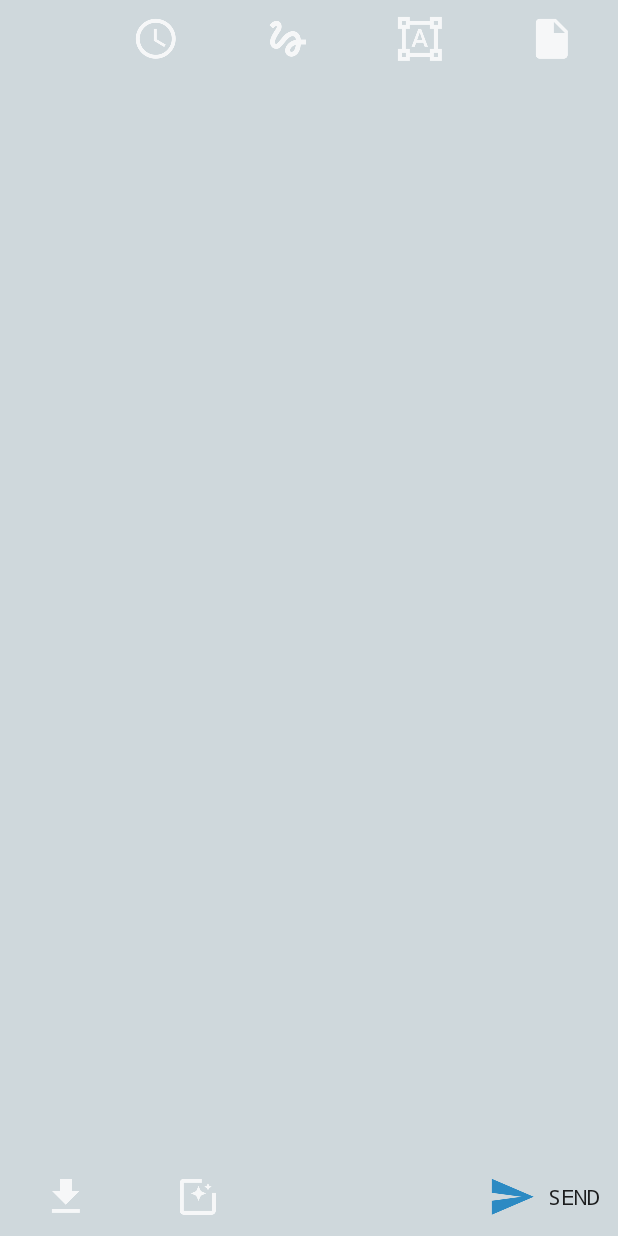
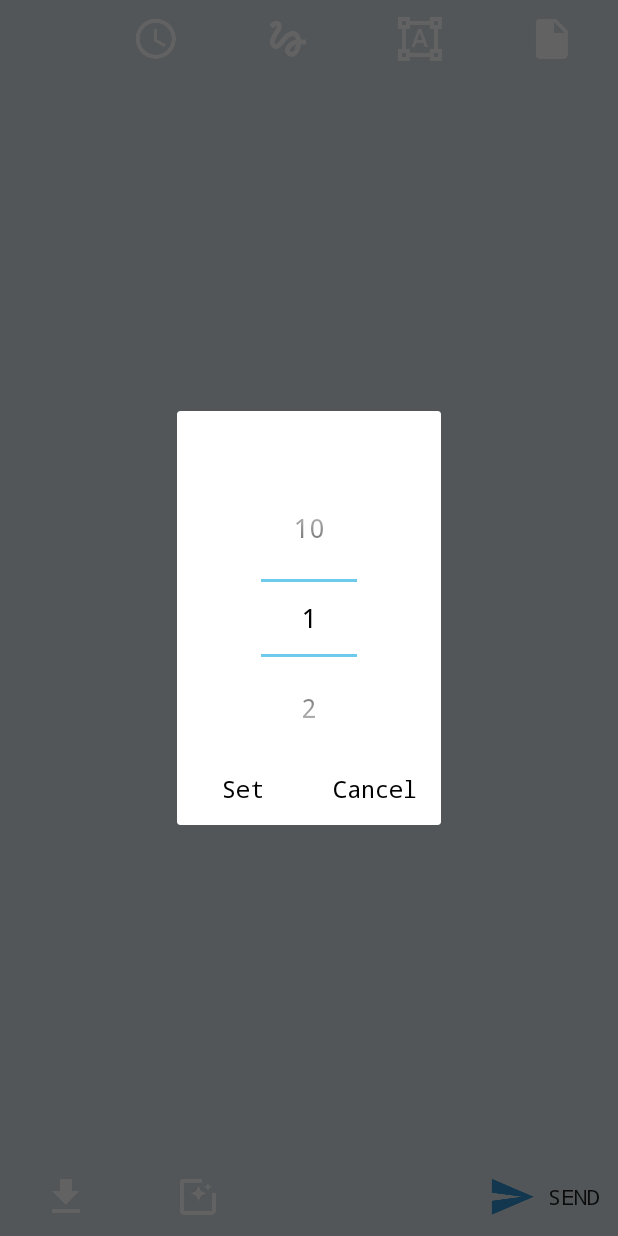
Before and after one commit to gkcsjk/WeSnap, an Android app: the EditPhotoActivity screen opened directly, with no data from a screen before it, after a tap on "Set timer", on a phone screen of 412 x 824 dp. Run offline under Robolectric (Android 15) with nearby library versions, the phone set to English and light mode, and no system bars.

Commit message:
ADD save to memo after photo editing; ADD set-timer picker (timer incomplete); RENAME helper methods

```diff
--- a/app/src/main/java/com/unimelb/gof/wesnap/camera/EditPhotoActivity.java
+++ b/app/src/main/java/com/unimelb/gof/wesnap/camera/EditPhotoActivity.java
@@ -1,11 +1,16 @@
 package com.unimelb.gof.wesnap.camera;
 
+import android.app.Dialog;
 import android.content.Intent;
+import android.net.Uri;
 import android.os.Bundle;
+import android.support.v4.content.FileProvider;
+import android.util.Log;
 import android.view.View;
 import android.widget.Button;
 import android.widget.ImageButton;
 import android.widget.ImageView;
+import android.widget.NumberPicker;
 import android.widget.Toast;
 
 import com.unimelb.gof.wesnap.BaseActivity;
@@ -13,8 +18,12 @@ import com.unimelb.gof.wesnap.R;
 import com.unimelb.gof.wesnap.chat.ChooseFriendActivity;
 
 import com.unimelb.gof.wesnap.util.AppParams;
+import com.unimelb.gof.wesnap.util.PhotoUploader;
+
+import java.io.File;
 
 public class EditPhotoActivity extends BaseActivity implements View.OnClickListener {
+
     private static final String TAG = "EditPhotoActivity";
     public static final String EXTRA_PHOTO_PATH = "photo_path";
 
@@ -26,6 +35,7 @@ public class EditPhotoActivity extends BaseActivity implements View.OnClickListe
     private ImageButton mButtonSaveMemory;
     private ImageButton mButtonSaveStory;
     private ImageButton mButtonSetTimer;
+    private Dialog mDialog;
     private ImageButton mButtonFreehand;
     private ImageButton mButtonText;
     private ImageButton mButtonEmoji;
@@ -51,6 +61,9 @@ public class EditPhotoActivity extends BaseActivity implements View.OnClickListe
 
         mButtonSetTimer = (ImageButton) findViewById(R.id.bt_set_timer);
         mButtonSetTimer.setOnClickListener(this);
+        mDialog = new Dialog(EditPhotoActivity.this);
+        mDialog.setTitle("Photo Timer");
+        mDialog.setContentView(R.layout.number_picker_dialog);
 
         mButtonSend = (Button) findViewById(R.id.bt_send);
         mButtonSend.setOnClickListener(this);
@@ -65,7 +78,7 @@ public class EditPhotoActivity extends BaseActivity implements View.OnClickListe
     @Override
     protected void onResume() {
         super.onResume();
-        EditPhoto.setPic(mCurrentPhotoPath, mImageView);
+        PhotoEditor.setPic(mCurrentPhotoPath, mImageView);
     }
 
     // ========================================================
@@ -75,7 +88,7 @@ public class EditPhotoActivity extends BaseActivity implements View.OnClickListe
         switch(v.getId()) {
             case R.id.bt_freehand:
                 Intent freehandIntent = new Intent(this, FreehandDrawActivity.class);
-                freehandIntent.putExtra(EditPhoto.PATH_RECEIVER, mCurrentPhotoPath);
+                freehandIntent.putExtra(PhotoEditor.PATH_RECEIVER, mCurrentPhotoPath);
                 startActivity(freehandIntent);
                 break;
             case R.id.bt_emoji:
@@ -84,16 +97,16 @@ public class EditPhotoActivity extends BaseActivity implements View.OnClickListe
                         R.string.action_draw_emoji,
                         Toast.LENGTH_SHORT).show();
 //                Intent emojiIntent = new Intent(this, EmojiDrawActivity.class);
-//                emojiIntent.putExtra(EditPhoto.PATH_RECEIVER, mCurrentPhotoPath);
+//                emojiIntent.putExtra(PhotoEditor.PATH_RECEIVER, mCurrentPhotoPath);
 //                startActivity(emojiIntent);
                 break;
             case R.id.bt_text:
                 Intent textIntent = new Intent(this, TextDrawActivity.class);
-                textIntent.putExtra(EditPhoto.PATH_RECEIVER, mCurrentPhotoPath);
+                textIntent.putExtra(PhotoEditor.PATH_RECEIVER, mCurrentPhotoPath);
                 startActivity(textIntent);
                 break;
             case R.id.bt_set_timer:
-                // TODO set timer alert dialog???
+                showNumberPicker();
                 break;
             case R.id.bt_send:
                 sendPhoto();
@@ -110,6 +123,44 @@ public class EditPhotoActivity extends BaseActivity implements View.OnClickListe
     }
 
     // ========================================================
+    /* Show the NumberPicker dialog for setting timer on photo */
+    private void showNumberPicker() {
+        Log.d(TAG, "showNumberPicker");
+
+        final NumberPicker numberPicker = (NumberPicker) mDialog.findViewById(R.id.number_picker);
+        numberPicker.setMinValue(AppParams.MIN_TTL);
+        numberPicker.setMaxValue(AppParams.MAX_TTL);
+        numberPicker.setWrapSelectorWheel(true);
+        numberPicker.setOnValueChangedListener(
+                new NumberPicker.OnValueChangeListener() {
+                    @Override
+                    public void onValueChange(NumberPicker picker, int oldVal, int newVal) {
+                        Log.d(TAG, "showNumberPicker:newValue=" + newVal);
+                    }
+                });
+
+        Button btConfirm = (Button) mDialog.findViewById(R.id.button_confirm_timer);
+        btConfirm.setOnClickListener(new View.OnClickListener() {
+            @Override
+            public void onClick(View v) {
+                mTimeToLive = numberPicker.getValue();
+                mDialog.dismiss();
+            }
+        });
+
+        Button btCancel = (Button) mDialog.findViewById(R.id.button_cancel_timer);
+        btCancel.setOnClickListener(new View.OnClickListener() {
+            @Override
+            public void onClick(View v) {
+                mDialog.dismiss();
+            }
+        });
+
+        mDialog.show();
+    }
+
+    // ========================================================
+    /* Send the photo to friends */
     private void sendPhoto() {
         Intent sendPhotoIntent = new Intent(this, ChooseFriendActivity.class);
         sendPhotoIntent.putExtra(ChooseFriendActivity.EXTRA_PHOTO_PATH, mCurrentPhotoPath);
@@ -119,14 +170,16 @@ public class EditPhotoActivity extends BaseActivity implements View.OnClickListe
     }
 
     // ========================================================
+    /* Save as current user's "memory" */
     private void saveMemory() {
-        // TODO saveMemory
-        Toast.makeText(EditPhotoActivity.this,
-                R.string.action_save_to_memory,
-                Toast.LENGTH_SHORT).show();
+        File photoFile = new File(mCurrentPhotoPath);
+        Uri photoUri = FileProvider.getUriForFile(EditPhotoActivity.this,
+                AppParams.FILEPROVIDER, photoFile);
+        PhotoUploader.uploadToMemories(photoUri, EditPhotoActivity.this);
     }
 
     // ========================================================
+    /* Share as current user's "story" */
     private void saveStory() {
         // TODO saveStory
         Toast.makeText(EditPhotoActivity.this,
--- a/app/src/main/java/com/unimelb/gof/wesnap/camera/EditPhoto.java
+++ b/app/src/main/java/com/unimelb/gof/wesnap/camera/PhotoEditor.java
@@ -13,8 +13,7 @@ import java.io.IOException;
  * Created by Karl on 3/10/2016.
  */
 
-public class EditPhoto {
-
+public class PhotoEditor {
     public static final String PATH_RECEIVER = "path_receiver";
 
     public static Bitmap setPic( String mCurrentPath ) {
--- a/app/src/main/java/com/unimelb/gof/wesnap/camera/TextDrawActivity.java
+++ b/app/src/main/java/com/unimelb/gof/wesnap/camera/TextDrawActivity.java
@@ -42,7 +42,7 @@ public class TextDrawActivity extends BaseActivity implements View.OnClickListen
         setContentView(R.layout.activity_draw_text);
 
         Intent intent = getIntent();
-        mCurrentPath = intent.getStringExtra(EditPhoto.PATH_RECEIVER);
+        mCurrentPath = intent.getStringExtra(PhotoEditor.PATH_RECEIVER);
         mImageview = (ImageView) findViewById(R.id.iv_show);
         mTextView = (TextView) findViewById(R.id.tv_tip);
         mEditText = (EditText) findViewById(R.id.et_text);
@@ -50,7 +50,7 @@ public class TextDrawActivity extends BaseActivity implements View.OnClickListen
         mButton1.setOnClickListener(this);
         mButton2 = (Button) findViewById(R.id.bt_set);
         mButton2.setOnClickListener(this);
-        mBitmap = EditPhoto.setPic(mCurrentPath, mImageview);
+        mBitmap = PhotoEditor.setPic(mCurrentPath, mImageview);
         mCanvas = new Canvas(mBitmap);
         y = mImageview.getY();
         x = mImageview.getX();
@@ -103,7 +103,7 @@ public class TextDrawActivity extends BaseActivity implements View.OnClickListen
 
         if (keyCode == KeyEvent.KEYCODE_BACK) {
             if (!isFinishing()) {
-                EditPhoto.savePic(mCurrentPath, mBitmap);
+                PhotoEditor.savePic(mCurrentPath, mBitmap);
                 finish();
             }
             return true;
--- a/app/src/main/java/com/unimelb/gof/wesnap/chat/StartChat.java
+++ b/app/src/main/java/com/unimelb/gof/wesnap/chat/ChatStarter.java
@@ -16,14 +16,14 @@ import com.unimelb.gof.wesnap.util.FirebaseUtil;
 import java.util.HashMap;
 
 /**
- * StartChat
+ * ChatStarter
  * This class contains methods for starting an existing chat or a new chat.
  *
  * COMP90018 Project, Semester 2, 2016
  * Copyright (C) The University of Melbourne
  */
-public class StartChat {
-    private static final String TAG = "StartChat";
+public class ChatStarter {
+    private static final String TAG = "ChatStarter";
     private static DatabaseReference refMyChatIds = FirebaseUtil.getCurrentChatsRef();
 
     // ======================================================
--- a/app/src/main/java/com/unimelb/gof/wesnap/chat/ChooseFriendActivity.java
+++ b/app/src/main/java/com/unimelb/gof/wesnap/chat/ChooseFriendActivity.java
@@ -19,8 +19,8 @@ import com.google.firebase.database.DatabaseReference;
 import com.google.firebase.database.ValueEventListener;
 import com.unimelb.gof.wesnap.BaseActivity;
 import com.unimelb.gof.wesnap.R;
+import com.unimelb.gof.wesnap.friend.FriendHandler;
 import com.unimelb.gof.wesnap.friend.FriendItemViewHolder;
-import com.unimelb.gof.wesnap.friend.FriendRequest;
 import com.unimelb.gof.wesnap.models.Chat;
 import com.unimelb.gof.wesnap.models.User;
 import com.unimelb.gof.wesnap.util.AppParams;
@@ -121,7 +121,7 @@ public class ChooseFriendActivity extends BaseActivity {
                                     Log.d(TAG, "getUser:onDataChange:" + dataSnapshot.getKey());
                                     if (!dataSnapshot.exists()) {
                                         Log.w(TAG, "refMyFriendIds:unexpected non-existing user id=" + newFriendId);
-                                        FriendRequest.removeFriendAfromB(
+                                        FriendHandler.removeFriendAfromB(
                                                 newFriendId, FirebaseUtil.getCurrentUserId());
                                         return;
                                     }
--- a/app/src/main/java/com/unimelb/gof/wesnap/chat/MessagesActivity.java
+++ b/app/src/main/java/com/unimelb/gof/wesnap/chat/MessagesActivity.java
@@ -104,7 +104,7 @@ public class MessagesActivity extends BaseActivity implements View.OnClickListen
         /* Firebase Storage */
         refChatStorage = FirebaseUtil.getChatsStorage().child(idChat);
 
-        /* Send out photo if passed */
+        /* Send out initial photo if passed */
         String photoPath = getIntent().getStringExtra(EXTRA_PHOTO_PATH);
         int timeToLive = getIntent().getIntExtra(EXTRA_TIME_TO_LIVE, AppParams.NO_TTL);
         if (photoPath != null && timeToLive > 0) {
@@ -286,7 +286,7 @@ public class MessagesActivity extends BaseActivity implements View.OnClickListen
     }
 
     // ======================================================
-    /** photoUploadAndSend()
+    /** photoUploadAndSend() TODO move this method to "PhotoUploader"
      * @params Uri fileUri
      *
      * Upload local photo to Firebase Storage, and then send photo message
--- a/app/src/main/java/com/unimelb/gof/wesnap/friend/FriendRequest.java
+++ b/app/src/main/java/com/unimelb/gof/wesnap/friend/FriendHandler.java
@@ -16,14 +16,14 @@ import com.unimelb.gof.wesnap.util.FirebaseUtil;
 import java.util.Map;
 
 /**
- * FriendRequest
+ * FriendHandler
  * This class contains methods for sending/accepting friend requests.
  *
  * COMP90018 Project, Semester 2, 2016
  * Copyright (C) The University of Melbourne
  */
-public class FriendRequest {
-    private static final String TAG = "FriendRequest";
+public class FriendHandler {
+    private static final String TAG = "FriendHandler";
     private static final String SENT = "Friend request sent";
     private static final String NOT_SENT = "Failed to send the request. Try again.";
     private static final String ACCEPTED = "Friend request accepted";
--- a/app/src/main/java/com/unimelb/gof/wesnap/friend/ViewFriendsActivity.java
+++ b/app/src/main/java/com/unimelb/gof/wesnap/friend/ViewFriendsActivity.java
@@ -110,7 +110,7 @@ public class ViewFriendsActivity extends BaseActivity {
                                     Log.d(TAG, "getUser:onDataChange:" + dataSnapshot.getKey());
                                     if (!dataSnapshot.exists()) {
                                         Log.w(TAG, "refMyFriendIds:unexpected non-existing user id=" + newFriendId);
-                                        FriendRequest.removeFriendAfromB(
+                                        FriendHandler.removeFriendAfromB(
                                                 newFriendId, FirebaseUtil.getCurrentUserId());
                                         return;
                                     }
--- a/app/src/main/java/com/unimelb/gof/wesnap/util/AppParams.java
+++ b/app/src/main/java/com/unimelb/gof/wesnap/util/AppParams.java
@@ -16,8 +16,12 @@ import java.util.Map;
 public class AppParams {
     private static final String TAG = "AppParams";
 
+    public static int NO_TTL = -1;
     public static int DEFAULT_TTL = 3;
-    public static int NO_TTL = -1;
+    public static int MIN_TTL = 1;
+    public static int MAX_TTL = 10;
+
+    public static String FILEPROVIDER = "com.unimelb.gof.wesnap.fileprovider";
 
     // ======================================================
     /* WeSnap Dev Team */
--- a/app/src/main/res/layout/acticity_edit_photo.xml
+++ b/app/src/main/res/layout/acticity_edit_photo.xml
@@ -15,6 +15,7 @@
     </ImageView>
 
     <LinearLayout
+        android:id="@+id/ui_group_buttons"
         android:layout_width="wrap_content"
         android:layout_height="wrap_content"
         android:orientation="horizontal"
@@ -25,20 +26,19 @@
             android:id="@+id/bt_set_timer"
             android:src="@drawable/ic_action_set_timer"
             android:contentDescription="@string/action_set_timer"
+            android:textColor="@color/colorWhite"
             android:elevation="1dp"
             android:layout_width="wrap_content"
             android:layout_height="wrap_content"
-            android:layout_weight="1"
-            style="@style/Widget.AppCompat.Button.Borderless"/>
+            style="@style/Widget.AppCompat.Button.Borderless" />
 
         <ImageButton
             android:id="@+id/bt_freehand"
             android:src="@drawable/ic_action_photo_freehand"
-            android:contentDescription="@string/action_draw_free_hand"
+            android:contentDescription="@string/action_draw_freehand"
             android:elevation="1dp"
             android:layout_width="wrap_content"
             android:layout_height="wrap_content"
-            android:layout_weight="1"
             style="@style/Widget.AppCompat.Button.Borderless" />
 
         <ImageButton
@@ -48,7 +48,6 @@
             android:elevation="1dp"
             android:layout_width="wrap_content"
             android:layout_height="wrap_content"
-            android:layout_weight="1"
             style="@style/Widget.AppCompat.Button.Borderless" />
 
         <ImageButton
@@ -58,7 +57,6 @@
             android:elevation="1dp"
             android:layout_width="wrap_content"
             android:layout_height="wrap_content"
-            android:layout_weight="1"
             style="@style/Widget.AppCompat.Button.Borderless" />
     </LinearLayout>
 
@@ -90,7 +88,7 @@
 
     <Button
         android:id="@+id/bt_send"
-        android:text="@string/action_send_photo"
+        android:text="@string/action_send"
         android:drawableStart="@drawable/ic_action_send"
         android:drawablePadding="@dimen/size_edges_small"
         android:layout_alignBottom="@+id/iv_show"
--- /dev/null
+++ b/app/src/main/res/layout/number_picker_dialog.xml
@@ -0,0 +1,35 @@
+<?xml version="1.0" encoding="utf-8"?>
+<LinearLayout
+    xmlns:android="http://schemas.android.com/apk/res/android"
+    android:layout_width="wrap_content"
+    android:layout_height="wrap_content"
+    android:orientation="vertical"
+    android:layout_gravity="center"
+    android:theme="@android:style/Theme.Holo.Light.Dialog" >
+    <NumberPicker
+        android:id="@+id/number_picker"
+        android:layout_width="wrap_content"
+        android:layout_height="wrap_content"
+        android:layout_marginTop="@dimen/size_spaces"
+        android:layout_gravity="center_horizontal" />
+
+    <LinearLayout
+        android:layout_width="wrap_content"
+        android:layout_height="wrap_content"
+        android:orientation="horizontal" >
+        <Button
+            android:id="@+id/button_confirm_timer"
+            android:text="@string/action_set"
+            android:layout_width="wrap_content"
+            android:layout_height="wrap_content"
+            android:layout_gravity="center_horizontal"
+            style="@style/Widget.AppCompat.Button.Borderless"/>
+        <Button
+            android:id="@+id/button_cancel_timer"
+            android:text="@string/action_cancel"
+            android:layout_width="wrap_content"
+            android:layout_height="wrap_content"
+            android:layout_gravity="center_horizontal"
+            style="@style/Widget.AppCompat.Button.Borderless"/>
+    </LinearLayout>
+</LinearLayout>
--- a/app/src/main/res/values/strings.xml
+++ b/app/src/main/res/values/strings.xml
@@ -4,6 +4,9 @@
     <!--Geneal-->
     <string name="action_submit">Submit</string>
     <string name="action_cancel">Cancel</string>
+    <string name="action_clear">Clear</string>
+    <string name="action_set">Set</string>
+    <string name="action_send">Send</string>
     <string name="action_loading">Loading</string>
     <string name="action_exit_app">Exit App</string>
     <string name="status_not_found">Not Found</string>
@@ -38,7 +41,6 @@
     <string name="hint_chat">Tap to read messages!</string>
     <string name="hint_message">text message</string>
     <string name="action_upload_photo">Upload Photo from Local</string>
-    <string name="action_send">Send</string>
     <string name="action_view_photo">See the Photo</string>
     <string name="action_replay_photo">Replay the Photo</string>
 
@@ -47,15 +49,13 @@
     <string name="text_title_camera">It\'s SNAP TIME</string>
     <string name="action_edit_photo">Edit Photo</string>
     <string name="text_current_photo_path">Current Path</string>
-    <string name="action_draw_free_hand">Free Draw</string>
-    <string name="action_draw_emoji">Emoji</string>
-    <string name="action_draw_text">Text</string>
+    <string name="action_draw_freehand">Freehand Draw</string>
+    <string name="action_draw_emoji">Emoji Draw</string>
+    <string name="action_draw_text">Text Draw</string>
     <string name="action_save_to_memory">Save to memory</string>
     <string name="action_save_to_story">Save to story</string>
     <string name="action_set_timer">Set timer</string>
-    <string name="action_send_photo">Send</string>
-    <string name="action_clear">Clear</string>
-    <string name="action_set">Set</string>
+    <string name="value_default_ttl">3</string>
     <string name="text_draw_text_tip">Please touch the Image to set position.</string>
 
     <!--Stories-->
```
Also changed, not shown: app/src/main/java/com/unimelb/gof/wesnap/camera/FreehandDrawActivity.java (+4 -5 lines), app/src/main/java/com/unimelb/gof/wesnap/friend/FriendItemViewHolder.java (+4 -4 lines), app/src/main/java/com/unimelb/gof/wesnap/memories/MemoriesActivity.java (+4 -45 lines), app/src/main/java/com/unimelb/gof/wesnap/util/PhotoUploader.java (added, +83 -0 lines).
